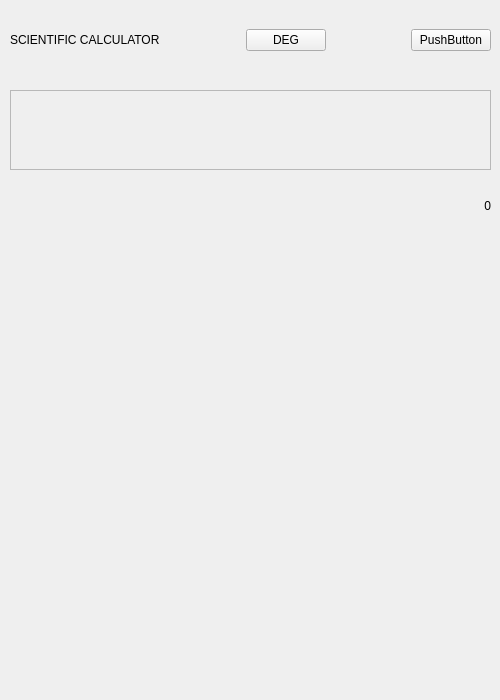
Cyril01597/scientific-calculator-pyside6, file ui/calculator.ui: the form before one commit.
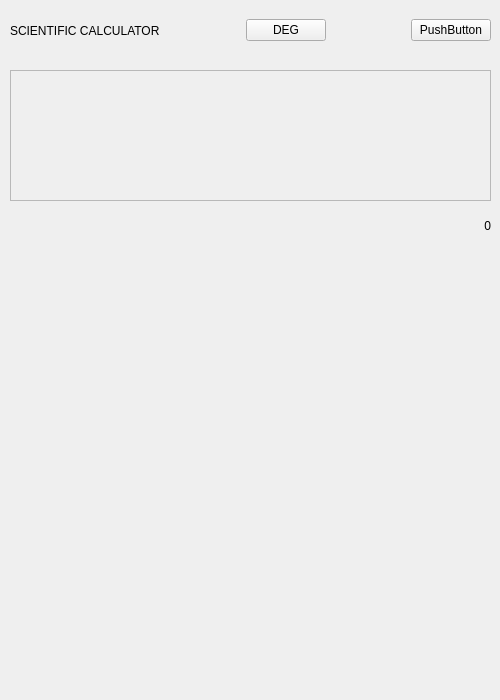
The form after the commit.

Patch:
```diff
--- a/ui/calculator.ui
+++ b/ui/calculator.ui
@@ -38,7 +38,7 @@
           <x>10</x>
           <y>40</y>
           <width>481</width>
-          <height>80</height>
+          <height>61</height>
          </rect>
         </property>
         <layout class="QHBoxLayout" name="horizontalLayout">
@@ -95,9 +95,9 @@
         <property name="geometry">
          <rect>
           <x>10</x>
-          <y>130</y>
+          <y>110</y>
           <width>481</width>
-          <height>80</height>
+          <height>131</height>
          </rect>
         </property>
         <property name="widgetResizable">
@@ -109,37 +109,21 @@
            <x>0</x>
            <y>0</y>
            <width>479</width>
-           <height>78</height>
+           <height>129</height>
           </rect>
          </property>
          <widget class="QWidget" name="mathDisplay" native="true">
           <property name="geometry">
            <rect>
-            <x>30</x>
-            <y>10</y>
-            <width>411</width>
-            <height>61</height>
+            <x>150</x>
+            <y>20</y>
+            <width>181</width>
+            <height>91</height>
            </rect>
           </property>
          </widget>
         </widget>
        </widget>
-       <widget class="QLabel" name="resultDisplay">
-        <property name="geometry">
-         <rect>
-          <x>10</x>
-          <y>220</y>
-          <width>481</width>
-          <height>51</height>
-         </rect>
-        </property>
-        <property name="text">
-         <string>0</string>
-        </property>
-        <property name="alignment">
-         <set>Qt::AlignmentFlag::AlignRight|Qt::AlignmentFlag::AlignTrailing|Qt::AlignmentFlag::AlignVCenter</set>
-        </property>
-       </widget>
        <widget class="QWidget" name="calculatorPanel" native="true">
         <property name="geometry">
          <rect>
@@ -161,6 +145,22 @@
          <layout class="QGridLayout" name="gridLayout"/>
         </widget>
        </widget>
+       <widget class="QLabel" name="resultDisplay">
+        <property name="geometry">
+         <rect>
+          <x>10</x>
+          <y>250</y>
+          <width>481</width>
+          <height>31</height>
+         </rect>
+        </property>
+        <property name="text">
+         <string>0</string>
+        </property>
+        <property name="alignment">
+         <set>Qt::AlignmentFlag::AlignRight|Qt::AlignmentFlag::AlignTrailing|Qt::AlignmentFlag::AlignVCenter</set>
+        </property>
+       </widget>
       </widget>
      </item>
     </layout>
```
Left out of the diff: 4 changed lines with no effect on the pictures.
